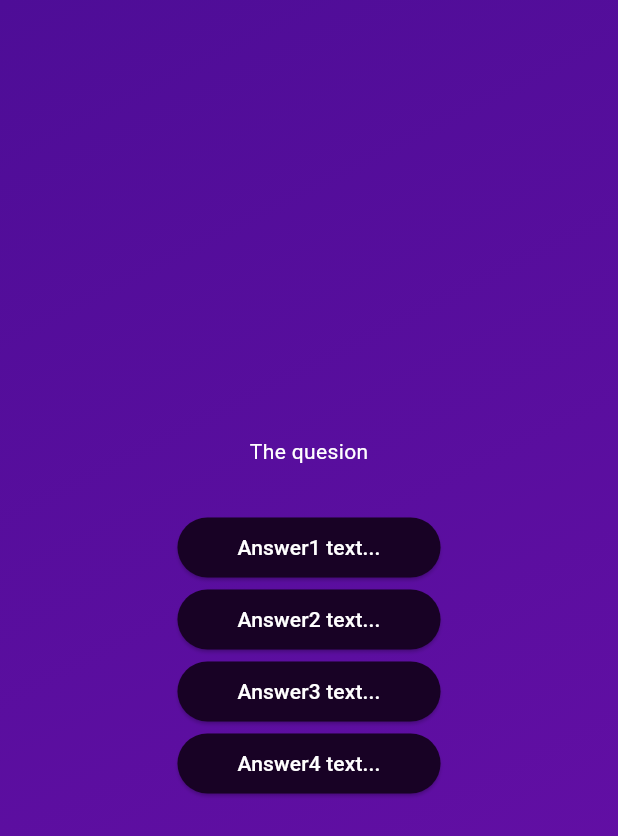
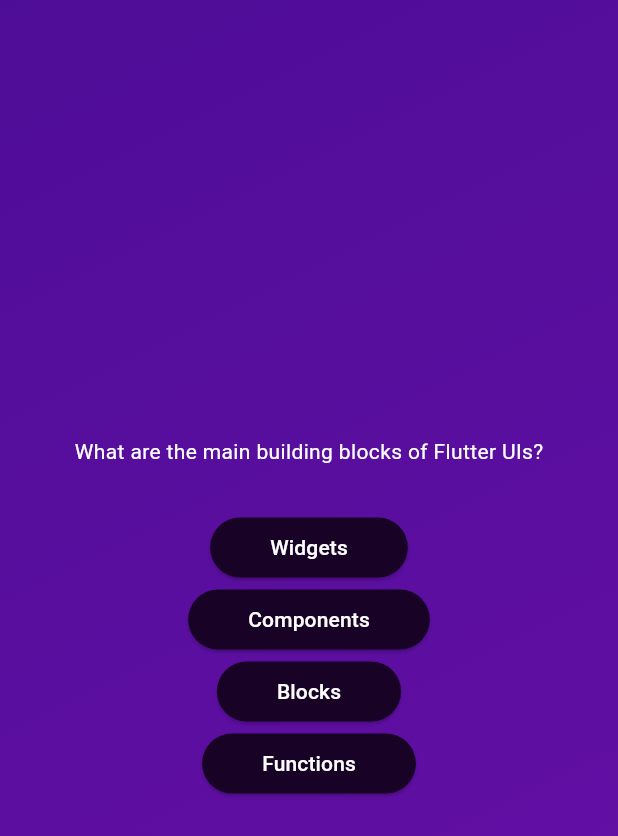
Before and after one commit to hyak4j/QuizApp, a Flutter app: the screen it shows after launch, after a tap on "Start Quiz", on a phone screen of 412 x 824 dp. Shown: the top 836 px of the screen. Run offline on Flutter 3.47's test engine with Material 3 defaults, Android fonts, the phone set to English and light mode, and no system bars.

Commit message:
feat: 寫入第一題題目及選項

```diff
--- a/lib/questions_screen.dart
+++ b/lib/questions_screen.dart
@@ -1,5 +1,6 @@
 import 'package:flutter/material.dart';
 import 'package:quiz/answer_button.dart';
+import 'package:quiz/data/questions.dart';
 
 class QuestionsScreen extends StatefulWidget {
   const QuestionsScreen({super.key});
@@ -12,21 +13,23 @@ class QuestionsScreen extends StatefulWidget {
 class _QuizState extends State<QuestionsScreen> {
   @override
   Widget build(BuildContext context) {
+    final currentQuestion = questions[0];
+
     return SizedBox(
       width: double.infinity,
       child: Column(
         mainAxisAlignment: MainAxisAlignment.center,
         children: [
-          const Text(
-            'The quesion',
+          Text(
+            currentQuestion.text,
             style: TextStyle(
               color: Colors.white
             ),),
           const SizedBox(height: 30),
-          AnswerButton(answerText: 'Answer1 text...', onTap: (){}),
-          AnswerButton(answerText: 'Answer2 text...', onTap: (){}),
-          AnswerButton(answerText: 'Answer3 text...', onTap: (){}),
-          AnswerButton(answerText: 'Answer4 text...', onTap: (){}),
+          AnswerButton(answerText: currentQuestion.answers[0], onTap: (){}),
+          AnswerButton(answerText: currentQuestion.answers[1], onTap: (){}),
+          AnswerButton(answerText: currentQuestion.answers[2], onTap: (){}),
+          AnswerButton(answerText: currentQuestion.answers[3], onTap: (){}),
         ],
       ),
     );
```
